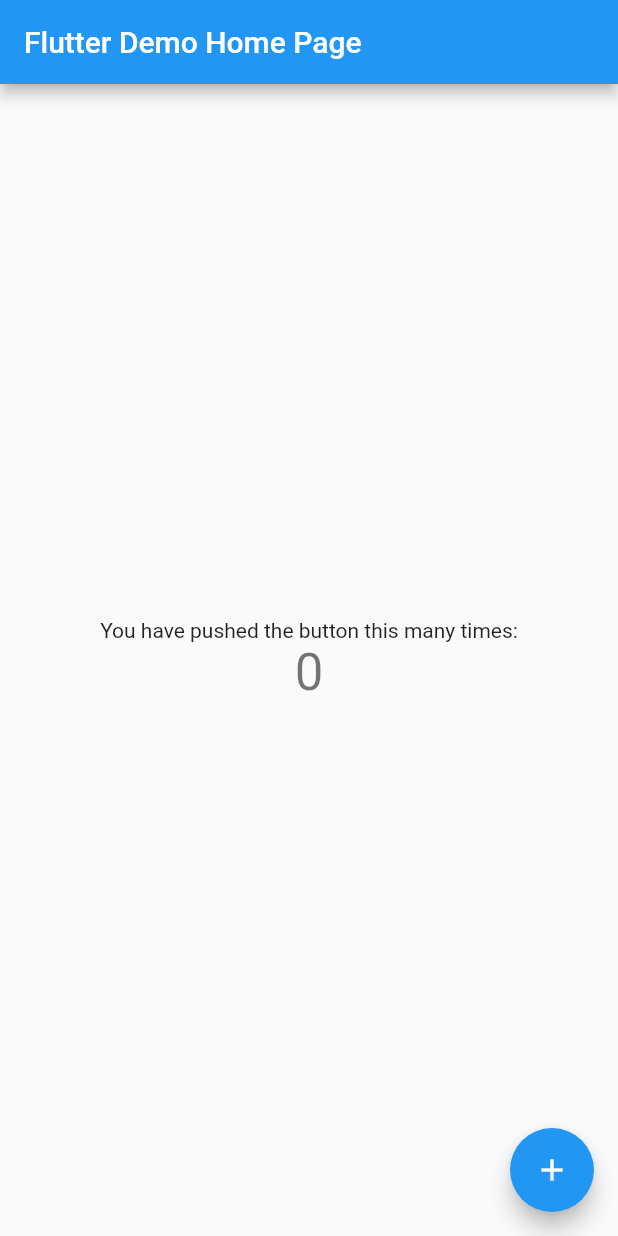
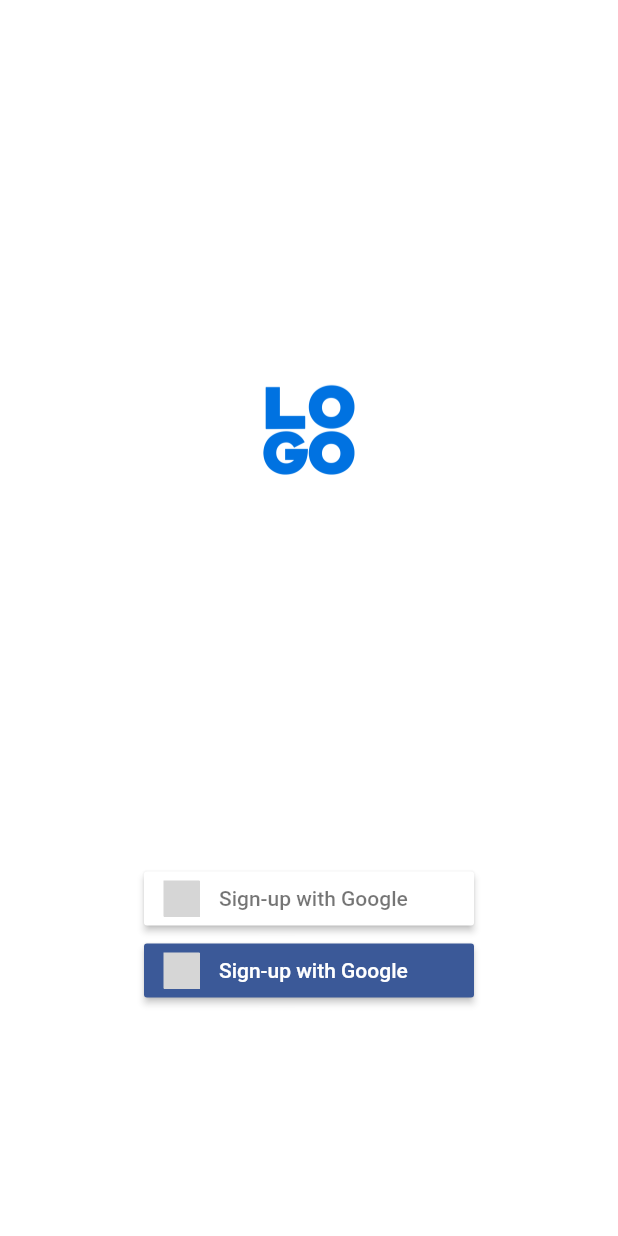
Before and after one commit to ArunBabu98/crypto_wallet, a Flutter app: the screen it shows after launch, on a phone screen of 412 x 824 dp. Run offline on Flutter 3.47's test engine with Material 2 defaults, Android fonts, the phone set to English and light mode, and no system bars; our stand-ins replace animated_splash_screen, firebase_auth, firebase_core, flutter_signin_button, google_sign_in, page_transition; accounts and stored records are empty; Roboto replaces fonts that are missing (Raleway); grey boxes are pictures that could not be loaded.

Commit message:
Google login completed

```diff
--- a/lib/main.dart
+++ b/lib/main.dart
@@ -1,115 +1,57 @@
+import 'package:app/utilities/direct_login.dart';
+import 'package:app/utilities/sign_in_page.dart';
 import 'package:flutter/material.dart';
+import 'package:firebase_core/firebase_core.dart';
+import 'package:animated_splash_screen/animated_splash_screen.dart';
+import 'package:provider/provider.dart';
+import 'package:page_transition/page_transition.dart';
 
-void main() {
-  runApp(const MyApp());
+
+Future<void> main() async {
+  WidgetsFlutterBinding.ensureInitialized();
+  await Firebase.initializeApp();
+  runApp(MyApp());
 }
 
 class MyApp extends StatelessWidget {
-  const MyApp({Key? key}) : super(key: key);
-
-  // This widget is the root of your application.
+  final Future<FirebaseApp> _fbapp = Firebase.initializeApp();
   @override
   Widget build(BuildContext context) {
-    return MaterialApp(
-      title: 'Flutter Demo',
-      theme: ThemeData(
-        // This is the theme of your application.
-        //
-        // Try running your application with "flutter run". You'll see the
-        // application has a blue toolbar. Then, without quitting the app, try
-        // changing the primarySwatch below to Colors.green and then invoke
-        // "hot reload" (press "r" in the console where you ran "flutter run",
-        // or simply save your changes to "hot reload" in a Flutter IDE).
-        // Notice that the counter didn't reset back to zero; the application
-        // is not restarted.
-        primarySwatch: Colors.blue,
-      ),
-      home: const MyHomePage(title: 'Flutter Demo Home Page'),
+    return ChangeNotifierProvider(
+      create: (context) => GoogleSignInProvider(),
+      child: MaterialApp(
+        title: 'Flutter Demo',
+        debugShowCheckedModeBanner: false,
+        theme: ThemeData(
+          primarySwatch: Colors.blue,
+          fontFamily: 'Raleway'
+        ),
+        home: FutureBuilder(
+          future: _fbapp,
+          builder: (context, snapshot) {
+            if(snapshot.hasError) {
+                print('You Have an error! ${snapshot.error.toString()}');
+              return const Text('Something Went Wrong!');
+            } else if (snapshot.hasData) {
+              return AnimatedSplashScreen(splash: 'assets/images/logo.png',
+                      pageTransitionType: PageTransitionType.bottomToTop,
+                      duration: 3000,
+                        nextScreen: Login(),
+                      );
+            }
+            else {
+              return const Center(
+                child: CircularProgressIndicator(),
+              );
+            }
+          },
+        )
+        // AnimatedSplashScreen(splash: 'assets/images/logo2.gif',
+        //   pageTransitionType: PageTransitionType.bottomToTop,
+        //   duration: 3000,
+        //   nextScreen: MyHomePage(),
+        // )
+      )
     );
   }
 }
-
-class MyHomePage extends StatefulWidget {
-  const MyHomePage({Key? key, required this.title}) : super(key: key);
-
-  // This widget is the home page of your application. It is stateful, meaning
-  // that it has a State object (defined below) that contains fields that affect
-  // how it looks.
-
-  // This class is the configuration for the state. It holds the values (in this
-  // case the title) provided by the parent (in this case the App widget) and
-  // used by the build method of the State. Fields in a Widget subclass are
-  // always marked "final".
-
-  final String title;
-
-  @override
-  State<MyHomePage> createState() => _MyHomePageState();
-}
-
-class _MyHomePageState extends State<MyHomePage> {
-  int _counter = 0;
-
-  void _incrementCounter() {
-    setState(() {
-      // This call to setState tells the Flutter framework that something has
-      // changed in this State, which causes it to rerun the build method below
-      // so that the display can reflect the updated values. If we changed
-      // _counter without calling setState(), then the build method would not be
-      // called again, and so nothing would appear to happen.
-      _counter++;
-    });
-  }
-
-  @override
-  Widget build(BuildContext context) {
-    // This method is rerun every time setState is called, for instance as done
-    // by the _incrementCounter method above.
-    //
-    // The Flutter framework has been optimized to make rerunning build methods
-    // fast, so that you can just rebuild anything that needs updating rather
-    // than having to individually change instances of widgets.
-    return Scaffold(
-      appBar: AppBar(
-        // Here we take the value from the MyHomePage object that was created by
-        // the App.build method, and use it to set our appbar title.
-        title: Text(widget.title),
-      ),
-      body: Center(
-        // Center is a layout widget. It takes a single child and positions it
-        // in the middle of the parent.
-        child: Column(
-          // Column is also a layout widget. It takes a list of children and
-          // arranges them vertically. By default, it sizes itself to fit its
-          // children horizontally, and tries to be as tall as its parent.
-          //
-          // Invoke "debug painting" (press "p" in the console, choose the
-          // "Toggle Debug Paint" action from the Flutter Inspector in Android
-          // Studio, or the "Toggle Debug Paint" command in Visual Studio Code)
-          // to see the wireframe for each widget.
-          //
-          // Column has various properties to control how it sizes itself and
-          // how it positions its children. Here we use mainAxisAlignment to
-          // center the children vertically; the main axis here is the vertical
-          // axis because Columns are vertical (the cross axis would be
-          // horizontal).
-          mainAxisAlignment: MainAxisAlignment.center,
-          children: <Widget>[
-            const Text(
-              'You have pushed the button this many times:',
-            ),
-            Text(
-              '$_counter',
-              style: Theme.of(context).textTheme.headline4,
-            ),
-          ],
-        ),
-      ),
-      floatingActionButton: FloatingActionButton(
-        onPressed: _incrementCounter,
-        tooltip: 'Increment',
-        child: const Icon(Icons.add),
-      ), // This trailing comma makes auto-formatting nicer for build methods.
-    );
-  }
-}
--- /dev/null
+++ b/lib/pages/LoginPage.dart
@@ -0,0 +1,52 @@
+// ignore_for_file: file_names
+
+import 'package:flutter/material.dart';
+import 'package:flutter_signin_button/flutter_signin_button.dart';
+import 'package:app/utilities/sign_in_page.dart';
+import 'package:provider/provider.dart';
+
+class LoginPage extends StatelessWidget {
+  const LoginPage({Key? key}) : super(key: key);
+
+  @override
+  Widget build(BuildContext context) {
+    return Scaffold(
+      backgroundColor: Colors.white,//Color(0xFF0F8084),
+      body: Column(
+        children: <Widget>[
+          Container(
+            height: MediaQuery.of(context).size.height/1.6,
+            margin: const EdgeInsets.all(30),
+            child: Center(
+              child: CircleAvatar(
+                radius: 100,
+                backgroundColor: Colors.white,
+                child: ClipRRect(
+                          child: Image.asset('assets/images/logo.png'),
+                          borderRadius: BorderRadius.circular(50.0),
+                      ),
+              ),
+            ),
+          ),
+          Container(
+           child: SignInButton(
+              Buttons.Google,
+              text: "Sign-up with Google",
+              onPressed: () {
+                final provider = Provider.of<GoogleSignInProvider>(context, listen: false);
+                provider.googleLogin();
+              },
+            )
+          ),
+           Container(
+           child: SignInButton(
+              Buttons.Facebook,
+              text: "Sign-up with Google",
+              onPressed: () {},
+            )
+          ),
+        ],
+      )
+    );
+  }
+}
--- /dev/null
+++ b/lib/utilities/direct_login.dart
@@ -0,0 +1,26 @@
+import 'package:app/pages/LoginPage.dart';
+import 'package:app/pages/welcomePage.dart';
+import 'package:firebase_auth/firebase_auth.dart';
+import 'package:flutter/material.dart';
+
+class Login extends StatelessWidget {
+  @override
+  Widget build(BuildContext context) {
+    return Scaffold(
+      body: StreamBuilder(
+        stream: FirebaseAuth.instance.authStateChanges(),
+        builder: (context, snapshot) {
+          if (snapshot.connectionState == ConnectionState.waiting) {
+            return const Center(child: CircularProgressIndicator(),);
+          } else if (snapshot.hasData) {
+            return const MyHomePage(title: "Wallet",);
+          } else if (snapshot.hasError) {
+            return const Center(child: Text("Something Went wrong!"),);
+          } else {
+            return const LoginPage();
+          }
+        },
+      ),
+    );
+  }
+}
--- /dev/null
+++ b/lib/utilities/sign_in_page.dart
@@ -0,0 +1,24 @@
+import 'package:firebase_auth/firebase_auth.dart';
+import 'package:firebase_core/firebase_core.dart';
+import 'package:flutter/material.dart';
+import 'package:google_sign_in/google_sign_in.dart';
+
+class GoogleSignInProvider extends ChangeNotifier {
+  final googleSignIn = GoogleSignIn();
+  GoogleSignInAccount? _user;
+  GoogleSignInAccount get user => _user!;
+
+  Future googleLogin() async {
+    final googleUser = await googleSignIn.signIn();
+    if(googleUser == null) return;
+    _user = googleUser;
+    final googleAuth = await googleUser.authentication;
+    final credential = GoogleAuthProvider.credential(
+      accessToken: googleAuth.accessToken,
+      idToken:  googleAuth.idToken,
+    );
+
+    await FirebaseAuth.instance.signInWithCredential(credential);
+    notifyListeners();
+  }
+}
```
Also changed, not shown: lib/pages/welcomePage.dart (added, +88 -0 lines), pubspec.yaml (+9 -2 lines), assets/images/logo.png (added), lib/constants.dart (added), pubspec.lock, 4 other files.
